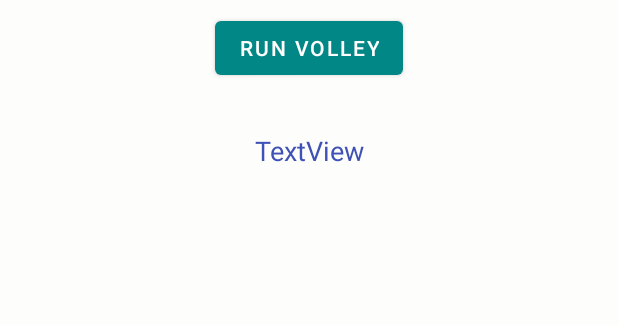
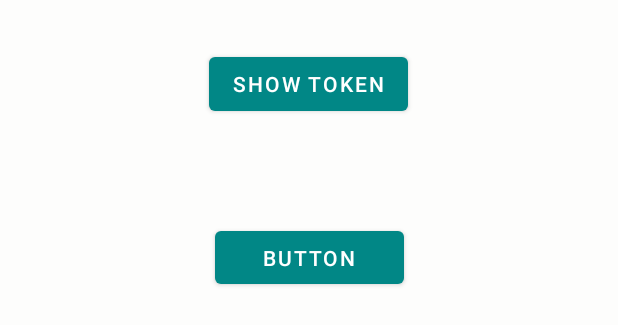
Before and after one commit to IlyaZadyabin/SberCloud, an Android app: the layout activity_home.xml on its own in the app's theme, with its tools: preview values and no code run, on a phone screen of 412 x 824 dp. Shown: the top 325 px of the screen. Run offline under Robolectric (Android 15) with nearby library versions, the phone set to English and light mode, and no system bars.

Commit message:
Shows list of servers

```diff
--- a/app/build.gradle
+++ b/app/build.gradle
@@ -6,6 +6,10 @@ plugins {
 
 apply plugin: 'com.android.application'
 apply plugin: 'com.google.gms.google-services'
+apply plugin: 'kotlin-kapt'
+
+
+
 
 
 android {
@@ -66,7 +70,9 @@ dependencies {
     // define any required OkHttp artifacts without version
     implementation("com.squareup.okhttp3:okhttp")
     implementation("com.squareup.okhttp3:logging-interceptor")
+    implementation("com.squareup.moshi:moshi:1.11.0")
 
+    kapt 'com.squareup.moshi:moshi-kotlin-codegen:1.9.1'
 
     implementation("com.fasterxml.jackson.module:jackson-module-kotlin:2.12.1")
 }
--- a/app/src/main/java/com/ViVi/sbercloud/views/SignInActivity.kt
+++ b/app/src/main/java/com/ViVi/sbercloud/views/SignInActivity.kt
@@ -58,10 +58,10 @@ class SignInActivity : AppCompatActivity() {
                             "            ],\n" +
                             "            \"password\": {\n" +
                             "                \"user\": {\n" +
-                            "                    \"name\": \"$signInEmail\",\n" +
-                            "                    \"password\": \"$signInPassword\",\n" +
+                            "                    \"name\": \"hackathon108\",\n" +
+                            "                    \"password\": \"gang1277\",\n" +
                             "                    \"domain\": {\n" +
-                            "                        \"name\": \"$signInEmail\"\n" +
+                            "                        \"name\": \"hackathon108\"\n" +
                             "                    }\n" +
                             "                }\n" +
                             "            }\n" +
--- a/app/src/main/res/layout/activity_home.xml
+++ b/app/src/main/res/layout/activity_home.xml
@@ -1,43 +1,38 @@
 <?xml version="1.0" encoding="utf-8"?>
 <ScrollView xmlns:android="http://schemas.android.com/apk/res/android"
+    xmlns:app="http://schemas.android.com/apk/res-auto"
+    xmlns:tools="http://schemas.android.com/tools"
     android:layout_width="match_parent"
     android:layout_height="match_parent"
     android:fillViewport="true">
 <androidx.constraintlayout.widget.ConstraintLayout
-    xmlns:android="http://schemas.android.com/apk/res/android"
-    xmlns:tools="http://schemas.android.com/tools"
-    xmlns:app="http://schemas.android.com/apk/res-auto"
     android:layout_width="match_parent"
     android:layout_height="match_parent"
     android:id="@+id/rootLayout"
     tools:context=".views.HomeActivity"
     android:background="#fdfdfc">
+
     <Button
-        android:text="Run Volley"
+        android:id="@+id/btnToken"
         android:layout_width="wrap_content"
         android:layout_height="wrap_content"
-        android:id="@+id/btn"
-        android:layout_marginTop="8dp"
-        app:layout_constraintTop_toTopOf="parent"
         android:layout_marginStart="8dp"
+        android:layout_marginTop="32dp"
+        android:layout_marginEnd="8dp"
+        android:text="Show token"
+        app:layout_constraintEnd_toEndOf="parent"
+        app:layout_constraintHorizontal_bias="0.498"
         app:layout_constraintStart_toStartOf="parent"
+        app:layout_constraintTop_toTopOf="parent" />
+
+    <Button
+        android:id="@+id/btnAllServers"
+        android:layout_width="126dp"
+        android:layout_height="47dp"
+        android:layout_marginTop="68dp"
+        android:text="Button"
         app:layout_constraintEnd_toEndOf="parent"
-        android:layout_marginEnd="8dp"/>
-    <TextView
-        android:text=""
-        android:layout_width="wrap_content"
-        android:layout_height="wrap_content"
-        android:id="@+id/textView"
-        app:layout_constraintEnd_toEndOf="parent"
-        android:layout_marginEnd="16dp"
         app:layout_constraintStart_toStartOf="parent"
-        android:layout_marginStart="16dp"
-        android:layout_marginTop="16dp"
-        app:layout_constraintTop_toBottomOf="@+id/btn"
-        android:textAppearance="@style/Base.TextAppearance.AppCompat.Medium"
-        android:textColor="#3F51B5"
-        tools:text="TextView"
-        android:padding="16dp"
-        />
+        app:layout_constraintTop_toBottomOf="@+id/btnToken" />
 </androidx.constraintlayout.widget.ConstraintLayout>
 </ScrollView>
```
Also changed, not shown: app/src/main/java/com/ViVi/sbercloud/views/HomeActivity.kt (+67 -5 lines).
